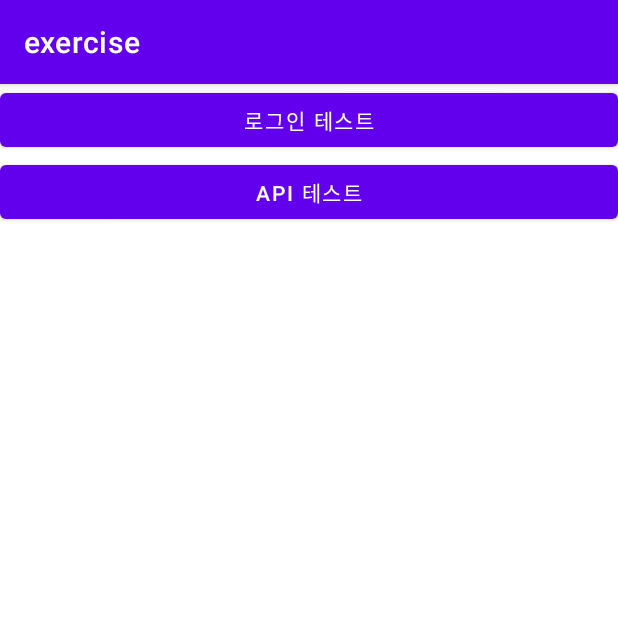
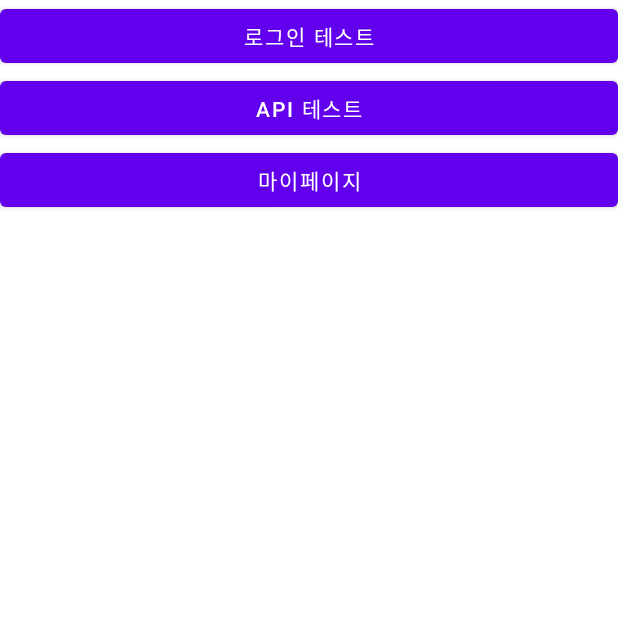
Before and after one commit to gawee2/capstone2_exercise, an Android app: the screen it shows after launch (MainActivity), after a tap on "API 테스트", on a phone screen of 412 x 824 dp, the top half of it. Run offline under Robolectric (Android 15) with nearby library versions, the phone set to English and light mode, and no system bars.

Commit message:
마이페이지 추가중

```diff
--- a/front/app/src/main/AndroidManifest.xml
+++ b/front/app/src/main/AndroidManifest.xml
@@ -32,6 +32,7 @@
         <activity android:name=".Sign.SignInActivity" />
         <activity android:name=".Sign.SignUpActivity" />
         <activity android:name=".Sign.ForgetPwActivity" />
+        <activity android:name=".UserInfoActivity" />
     </application>
 
 </manifest>
--- a/front/app/src/main/java/com/mju/exercise/MainActivity.java
+++ b/front/app/src/main/java/com/mju/exercise/MainActivity.java
@@ -1,11 +1,12 @@
 package com.mju.exercise;
 
-import androidx.appcompat.app.AppCompatActivity;
-
+import android.content.Context;
 import android.content.Intent;
 import android.os.Bundle;
 import android.view.View;
 import android.widget.Button;
+
+import androidx.appcompat.app.AppCompatActivity;
 
 import com.mju.exercise.HttpRequest.HttpAsyncTask;
 import com.mju.exercise.Sign.SignInActivity;
@@ -13,7 +14,8 @@ import com.mju.exercise.StatusEnum.Status;
 
 public class MainActivity extends AppCompatActivity {
 
-    private Button btnLoginTest, btnAPITest;
+    private Context mContext;
+    private Button btnLoginTest, btnAPITest, btnUserInfo;
 
 
     @Override
@@ -21,37 +23,49 @@ public class MainActivity extends AppCompatActivity {
         super.onCreate(savedInstanceState);
         setContentView(R.layout.activity_main);
 
+        mContext = this;
+
         //육성연 : 로그인, db관련 테스트중
         initLoginTest();
     }
 
-    public void initLoginTest(){
+    public void initLoginTest() {
         btnLoginTest = (Button) findViewById(R.id.btnLoginTest);
-        btnLoginTest.setOnClickListener(new View.OnClickListener() {
-            @Override
-            public void onClick(View view) {
-                Intent intent = new Intent(getApplicationContext(), SignInActivity.class);
-                startActivity(intent);
-
-            }
-        });
+        btnLoginTest.setOnClickListener(setOnClickListener);
 
         //api 호출 테스트
         btnAPITest = (Button) findViewById(R.id.btnAPITest);
-        btnAPITest.setOnClickListener(new View.OnClickListener() {
-            @Override
-            public void onClick(View view) {
-//                HttpAsyncTask httpAsyncTask = new HttpAsyncTask("https://jsonplaceholder.typicode.com/users", Status.Request.GET);    //true 면 GET 방식
-//                httpAsyncTask.execute();
+        btnAPITest.setOnClickListener(setOnClickListener);
+
+        //마이페이지
+        btnUserInfo = (Button) findViewById(R.id.btnUserInfo);
+        btnUserInfo.setOnClickListener(setOnClickListener);
+    }
+
+    /**
+     * 클릭 이벤트
+     */
+    private View.OnClickListener setOnClickListener = new View.OnClickListener() {
+        @Override
+        public void onClick(View v) {
+            if (v == btnLoginTest) {
+                //로그인
+                Intent intent = new Intent(getApplicationContext(), SignInActivity.class);
+                startActivity(intent);
+            } else if (v == btnAPITest) {
+                //API 호출 테스트
+                //HttpAsyncTask httpAsyncTask = new HttpAsyncTask("https://jsonplaceholder.typicode.com/users", Status.Request.GET);    //true 면 GET 방식
+                //httpAsyncTask.execute();
 
                 HttpAsyncTask httpAsyncTask = new HttpAsyncTask("http://192.168.0.3:8080/login/userList", Status.Request.GET);    //true 면 GET 방식
                 httpAsyncTask.execute();
 
-//                HttpAsyncTask httpAsyncTask = new HttpAsyncTask("https://jsonplaceholder.typicode.com/posts", false);    //flase 면 post 방식
-//                httpAsyncTask.execute();
-
-
+                //HttpAsyncTask httpAsyncTask = new HttpAsyncTask("https://jsonplaceholder.typicode.com/posts", false);    //flase 면 post 방식
+                //httpAsyncTask.execute();
+            } else if (v == btnUserInfo) {
+                //마이페이지 이동
+                startActivity(new Intent(mContext, UserInfoActivity.class));
             }
-        });
-    }
+        }
+    };
 }
--- a/front/app/src/main/res/layout/activity_main.xml
+++ b/front/app/src/main/res/layout/activity_main.xml
@@ -20,5 +20,11 @@
         android:text="API 테스트"
         android:id="@+id/btnAPITest"
         />
+    <Button
+        android:layout_width="match_parent"
+        android:layout_height="wrap_content"
+        android:text="마이페이지"
+        android:id="@+id/btnUserInfo"
+        />
 
 </LinearLayout>
--- /dev/null
+++ b/front/app/src/main/res/values-land/dimens.xml
@@ -0,0 +1,3 @@
+<resources>
+    <dimen name="fab_margin">48dp</dimen>
+</resources>
--- a/front/app/src/main/res/values-night/themes.xml
+++ b/front/app/src/main/res/values-night/themes.xml
@@ -1,6 +1,6 @@
 <resources xmlns:tools="http://schemas.android.com/tools">
     <!-- Base application theme. -->
-    <style name="Theme.Exercise" parent="Theme.MaterialComponents.DayNight.DarkActionBar">
+    <style name="Theme.Exercise" parent="Theme.MaterialComponents.DayNight.NoActionBar">
         <!-- Primary brand color. -->
         <item name="colorPrimary">@color/purple_200</item>
         <item name="colorPrimaryVariant">@color/purple_700</item>
--- /dev/null
+++ b/front/app/src/main/res/values/dimens.xml
@@ -0,0 +1,3 @@
+<resources>
+    <dimen name="fab_margin">16dp</dimen>
+</resources>
--- a/front/app/src/main/res/values/themes.xml
+++ b/front/app/src/main/res/values/themes.xml
@@ -1,6 +1,6 @@
 <resources xmlns:tools="http://schemas.android.com/tools">
     <!-- Base application theme. -->
-    <style name="Theme.Exercise" parent="Theme.MaterialComponents.DayNight.DarkActionBar">
+    <style name="Theme.Exercise" parent="Theme.MaterialComponents.DayNight.NoActionBar">
         <!-- Primary brand color. -->
         <item name="colorPrimary">@color/purple_500</item>
         <item name="colorPrimaryVariant">@color/purple_700</item>
```
Also changed, not shown: front/app/src/main/java/com/mju/exercise/UserInfoActivity.java (added, +67 -0 lines), front/app/src/main/res/drawable/ic_ico_plus.xml (added, +9 -0 lines), front/app/src/main/res/layout/activity_user_info.xml (added, +138 -0 lines).
